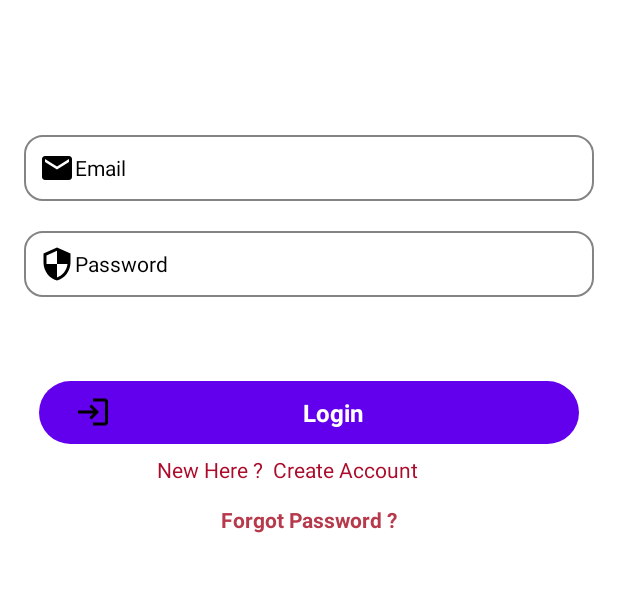
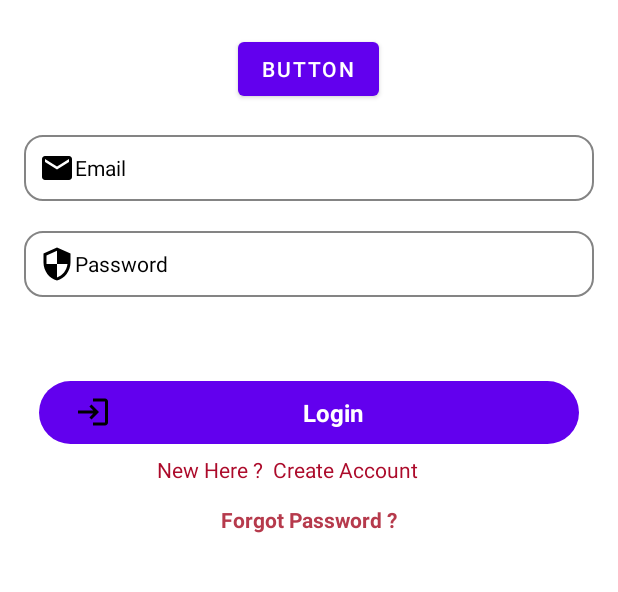
Before and after one commit to sachinthadilshann/VotingApp, an Android app: the screen it shows after launch (Login), on a phone screen of 412 x 824 dp, the part 331-923 px from its top. Run offline under Robolectric (Android 15) with nearby library versions, the phone set to English and light mode, and no system bars; our stand-ins replace Firebase (no records; nobody signed in at launch, a user with empty details on screens opened directly).

Commit message:
Merge remote-tracking branch 'origin/master'
# Conflicts:
#	app/src/main/ic_launcher-playstore.png
#	app/src/main/res/mipmap-hdpi/ic_launcher.png
#	app/src/main/res/mipmap-hdpi/ic_launcher_round.png
#	app/src/main/res/mipmap-mdpi/ic_launcher.png
#	app/src/main/res/mipmap-mdpi/ic_launcher_round.png
#	app/src/main/res/mipmap-xhdpi/ic_launcher.png
#	app/src/main/res/mipmap-xhdpi/ic_launcher_round.png
#	app/src/main/res/mipmap-xxhdpi/ic_launcher.png
#	app/src/main/res/mipmap-xxhdpi/ic_launcher_round.png
#	app/src/main/res/mipmap-xxxhdpi/ic_launcher.png
#	app/src/main/res/mipmap-xxxhdpi/ic_launcher_round.png

```diff
--- a/app/src/main/java/com/radproject/votingapp/Login.java
+++ b/app/src/main/java/com/radproject/votingapp/Login.java
@@ -24,7 +24,7 @@ import com.google.firebase.auth.FirebaseAuth;
 
 public class Login extends AppCompatActivity {
     EditText mEmail,mPassword;
-    Button mLoginBtn;
+    Button mLoginBtn,mb2;
     TextView mCreateBtn,forgotTextLink;
     ProgressBar progressBar;
     FirebaseAuth fAuth;
@@ -40,6 +40,7 @@ public class Login extends AppCompatActivity {
         progressBar = findViewById(R.id.progressBar);
         fAuth = FirebaseAuth.getInstance();
         mLoginBtn = findViewById(R.id.loginBtn);
+        mb2 = findViewById(R.id.b2);
         mCreateBtn = findViewById(R.id.createText);
         forgotTextLink = findViewById(R.id.forgotPassword);
 
@@ -141,6 +142,11 @@ public class Login extends AppCompatActivity {
             }
         });
 
-
+            mb2.setOnClickListener(new View.OnClickListener() {
+                @Override
+                public void onClick(View view) {
+                    startActivity(new Intent(getApplicationContext(),MainActivity.class));
+                }
+            });
     }
 }
--- a/app/src/main/res/layout/activity_login.xml
+++ b/app/src/main/res/layout/activity_login.xml
@@ -119,5 +119,17 @@
         app:layout_constraintTop_toBottomOf="@+id/createText"
         app:layout_constraintVertical_bias="0.19999999" />
 
+    <Button
+        android:id="@+id/b2"
+        android:layout_width="wrap_content"
+        android:layout_height="wrap_content"
+        android:text="Button"
+        app:layout_constraintBottom_toBottomOf="parent"
+        app:layout_constraintEnd_toEndOf="parent"
+        app:layout_constraintHorizontal_bias="0.498"
+        app:layout_constraintStart_toStartOf="parent"
+        app:layout_constraintTop_toTopOf="parent"
+        app:layout_constraintVertical_bias="0.259" />
+
 
 </androidx.constraintlayout.widget.ConstraintLayout>
--- a/app/src/main/res/layout/activity_main.xml
+++ b/app/src/main/res/layout/activity_main.xml
@@ -29,10 +29,10 @@
         android:layout_height="150dp"
         app:layout_constraintBottom_toBottomOf="parent"
         app:layout_constraintEnd_toEndOf="parent"
-        app:layout_constraintHorizontal_bias="0.547"
+        app:layout_constraintHorizontal_bias="0.498"
         app:layout_constraintStart_toStartOf="parent"
         app:layout_constraintTop_toTopOf="parent"
-        app:layout_constraintVertical_bias="0.074"
+        app:layout_constraintVertical_bias="0.027"
         app:srcCompat="@mipmap/ic_launcher" />
 
     <TextView
@@ -201,7 +201,7 @@
         app:layout_constraintHorizontal_bias="0.0"
         app:layout_constraintStart_toStartOf="parent"
         app:layout_constraintTop_toBottomOf="@+id/profilePhone"
-        app:layout_constraintVertical_bias="0.291" />
+        app:layout_constraintVertical_bias="0.402" />
 
 
 </androidx.constraintlayout.widget.ConstraintLayout>
```
Also changed, not shown: app/src/main/java/com/radproject/votingapp/MainActivity.java (+20 -3 lines).
